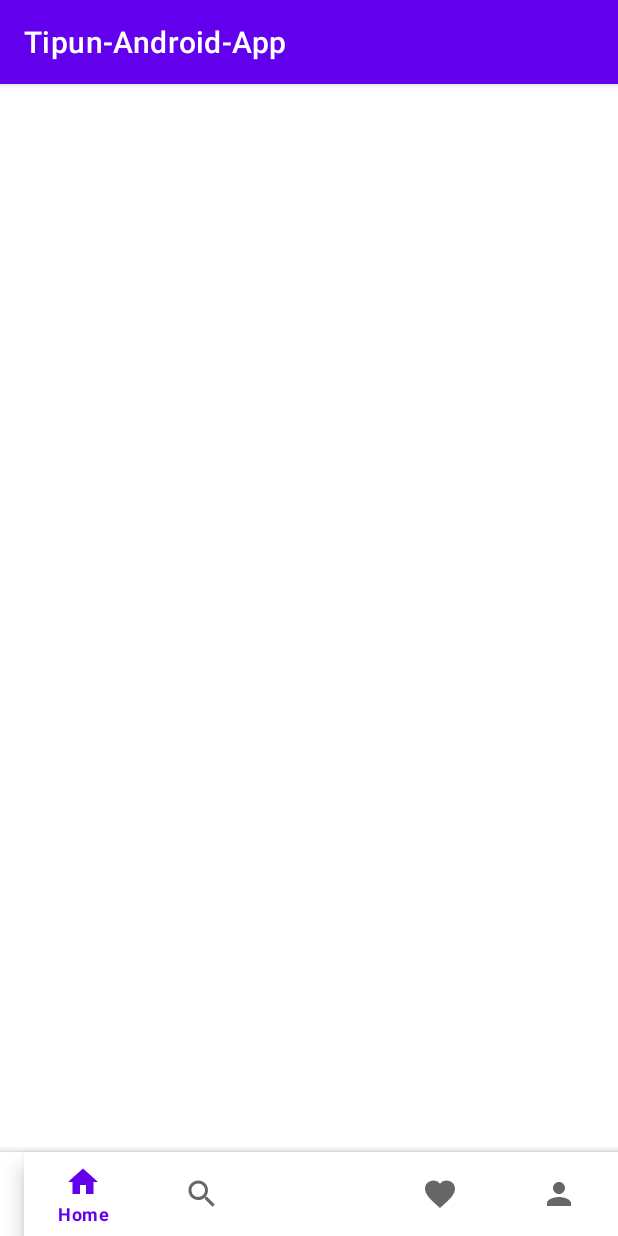
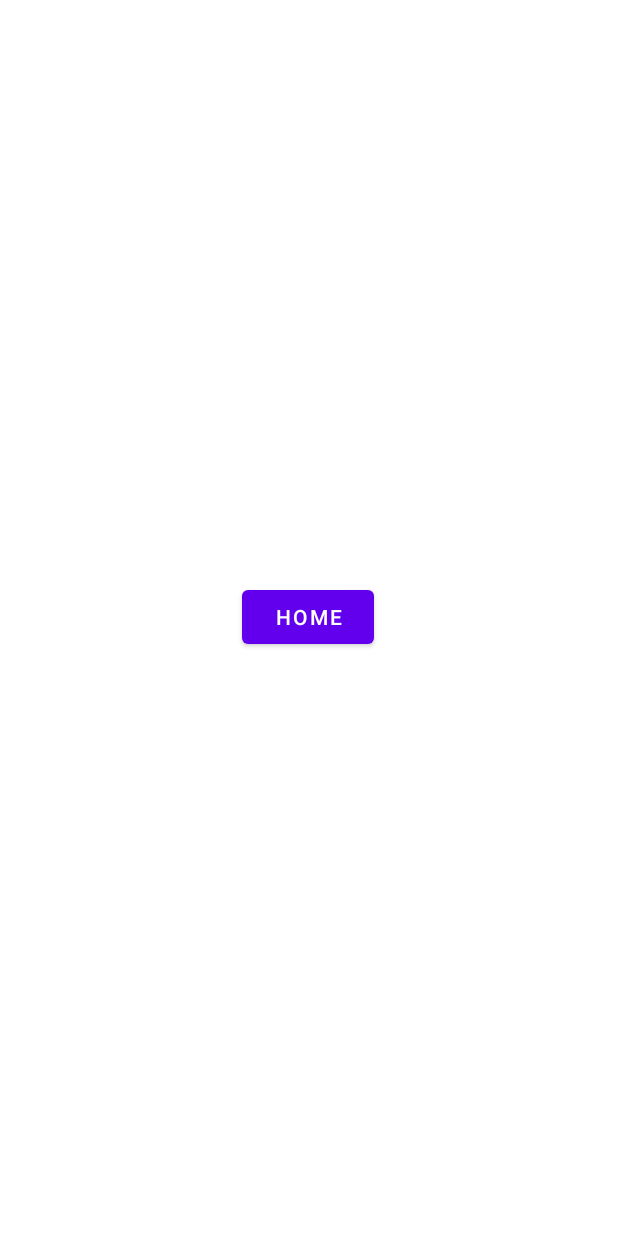
Before and after one commit to HoangDung3009/Tipun-Android-App, an Android app: the screen it shows after launch (MainActivity), on a phone screen of 412 x 824 dp. Run offline under Robolectric (Android 15) with nearby library versions, the phone set to English and light mode, and no system bars.

Commit message:
Remove navbar and start again

```diff
--- a/app/build.gradle
+++ b/app/build.gradle
@@ -25,6 +25,9 @@ android {
         sourceCompatibility JavaVersion.VERSION_1_8
         targetCompatibility JavaVersion.VERSION_1_8
     }
+    buildFeatures {
+        viewBinding true
+    }
 }
 
 dependencies {
@@ -32,6 +35,10 @@ dependencies {
     implementation 'androidx.appcompat:appcompat:1.4.1'
     implementation 'com.google.android.material:material:1.5.0'
     implementation 'androidx.constraintlayout:constraintlayout:2.1.3'
+    implementation 'androidx.lifecycle:lifecycle-livedata-ktx:2.4.1'
+    implementation 'androidx.lifecycle:lifecycle-viewmodel-ktx:2.4.1'
+    implementation 'androidx.navigation:navigation-fragment:2.4.1'
+    implementation 'androidx.navigation:navigation-ui:2.4.1'
     testImplementation 'junit:junit:4.13.2'
     androidTestImplementation 'androidx.test.ext:junit:1.1.3'
     androidTestImplementation 'androidx.test.espresso:espresso-core:3.4.0'
--- a/app/src/main/AndroidManifest.xml
+++ b/app/src/main/AndroidManifest.xml
@@ -10,13 +10,20 @@
         android:supportsRtl="true"
         android:theme="@style/Theme.TipunAndroidApp">
         <activity
+            android:name=".BottomNavActivity"
+            android:exported="true"
+            android:label="@string/title_activity_bottom_nav" />
+
+        <activity
             android:name=".MainActivity"
             android:exported="true">
+
             <intent-filter>
                 <action android:name="android.intent.action.MAIN" />
 
                 <category android:name="android.intent.category.LAUNCHER" />
             </intent-filter>
+
         </activity>
     </application>
 
--- a/app/src/main/java/com/example/tipun_android_app/MainActivity.java
+++ b/app/src/main/java/com/example/tipun_android_app/MainActivity.java
@@ -2,13 +2,18 @@ package com.example.tipun_android_app;
 
 import androidx.appcompat.app.AppCompatActivity;
 
+import android.content.Intent;
 import android.os.Bundle;
+import android.view.View;
+import android.widget.Button;
 
 public class MainActivity extends AppCompatActivity {
+    Button b;
 
     @Override
     protected void onCreate(Bundle savedInstanceState) {
         super.onCreate(savedInstanceState);
         setContentView(R.layout.activity_main);
+        b = findViewById(R.id.buttonMainHome);
     }
 }
--- a/app/src/main/res/layout/activity_main.xml
+++ b/app/src/main/res/layout/activity_main.xml
@@ -6,45 +6,16 @@
     android:layout_height="match_parent"
     tools:context=".MainActivity">
 
-    <FrameLayout
-        android:id="@+id/frameLayout"
-        android:layout_width="0dp"
-        android:layout_height="0dp"
-        app:layout_constraintBottom_toTopOf="@+id/coordinatorLayout2"
-        app:layout_constraintEnd_toEndOf="parent"
-        app:layout_constraintStart_toStartOf="parent"
-        app:layout_constraintTop_toTopOf="parent">
-
-    </FrameLayout>
-
-    <androidx.coordinatorlayout.widget.CoordinatorLayout
-        android:id="@+id/coordinatorLayout2"
-        android:layout_width="match_parent"
-        android:layout_height="match_parent"
+    <Button
+        android:id="@+id/buttonMainHome"
+        android:layout_width="wrap_content"
+        android:layout_height="wrap_content"
+        android:gravity="center"
+        android:text="@string/title_home"
         app:layout_constraintBottom_toBottomOf="parent"
         app:layout_constraintEnd_toEndOf="parent"
+        app:layout_constraintHorizontal_bias="0.498"
         app:layout_constraintStart_toStartOf="parent"
-        app:layout_constraintTop_toTopOf="parent">
-
-
-        <com.google.android.material.bottomappbar.BottomAppBar
-            android:layout_width="match_parent"
-            android:layout_height="wrap_content"
-            app:fabCradleMargin="20dp"
-            app:fabCradleVerticalOffset="10dp"
-            app:fabCradleRoundedCornerRadius="20dp"
-            android:layout_gravity="bottom">
-
-            <com.google.android.material.bottomnavigation.BottomNavigationView
-                android:id="@+id/bottomNavigationView"
-                android:layout_width="match_parent"
-                android:layout_height="match_parent"
-                app:layout_constraintBottom_toBottomOf="parent"
-                app:layout_constraintEnd_toEndOf="parent"
-                app:layout_constraintStart_toStartOf="parent"
-                app:menu="@menu/bottom_navbar"/>
-        </com.google.android.material.bottomappbar.BottomAppBar>
-
-    </androidx.coordinatorlayout.widget.CoordinatorLayout>
-
+        app:layout_constraintTop_toTopOf="parent"
+        app:layout_constraintVertical_bias="0.499" />
 </androidx.constraintlayout.widget.ConstraintLayout>
--- a/app/src/main/res/menu/bottom_navbar.xml
+++ /dev/null
@@ -1,13 +0,0 @@
-<?xml version="1.0" encoding="utf-8"?>
-<menu xmlns:android="http://schemas.android.com/apk/res/android">
-
-    <item android:title="Home"
-        android:icon="@drawable/ic_baseline_home_24"/>
-    <item android:title="Search"
-        android:icon="@drawable/ic_baseline_search_24"/>
-    <item android:title="" />
-    <item android:title="Favorite"
-        android:icon="@drawable/ic_baseline_favorite_24"/>
-    <item android:title="Account"
-        android:icon="@drawable/ic_baseline_person_24"/>
-</menu>
--- a/app/src/main/res/values-night/themes.xml
+++ b/app/src/main/res/values-night/themes.xml
@@ -1,6 +1,6 @@
 <resources xmlns:tools="http://schemas.android.com/tools">
     <!-- Base application theme. -->
-    <style name="Theme.TipunAndroidApp" parent="Theme.MaterialComponents.DayNight.DarkActionBar">
+    <style name="Theme.TipunAndroidApp" parent="Theme.MaterialComponents.DayNight.NoActionBar">
         <!-- Primary brand color. -->
         <item name="colorPrimary">@color/purple_200</item>
         <item name="colorPrimaryVariant">@color/purple_700</item>
--- a/app/src/main/res/values/strings.xml
+++ b/app/src/main/res/values/strings.xml
@@ -1,3 +1,10 @@
 <resources>
     <string name="app_name">Tipun-Android-App</string>
+    <string name="title_activity_bottom_nav">BottomNavActivity</string>
+    <string name="title_home">Home</string>
+    <string name="title_dashboard">Dashboard</string>
+    <string name="title_notifications">Notifications</string>
+    <string name="icSearch">Search</string>
+    <string name="icFavorite">Favorite</string>
+    <string name="icAccount">Account</string>
 </resources>
--- a/app/src/main/res/values/themes.xml
+++ b/app/src/main/res/values/themes.xml
@@ -1,6 +1,6 @@
 <resources xmlns:tools="http://schemas.android.com/tools">
     <!-- Base application theme. -->
-    <style name="Theme.TipunAndroidApp" parent="Theme.MaterialComponents.DayNight.DarkActionBar">
+    <style name="Theme.TipunAndroidApp" parent="Theme.MaterialComponents.DayNight.NoActionBar">
         <!-- Primary brand color. -->
         <item name="colorPrimary">@color/purple_500</item>
         <item name="colorPrimaryVariant">@color/purple_700</item>
```
